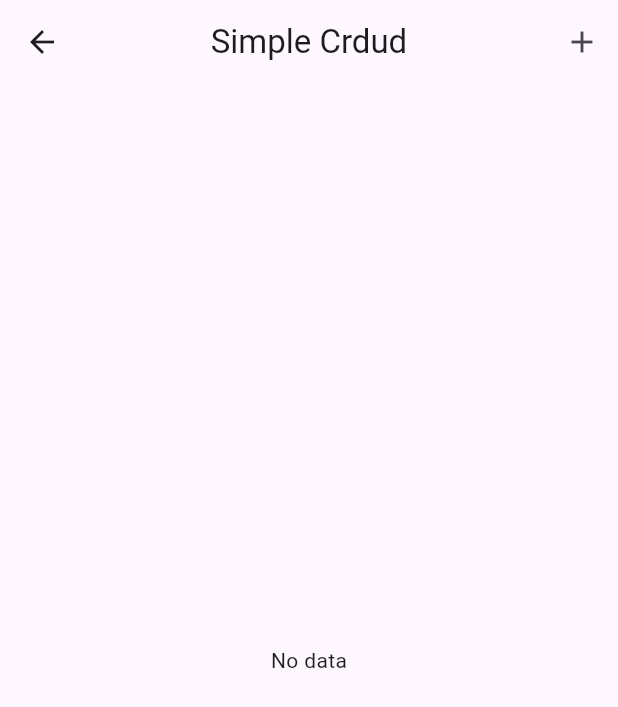
After one commit to khoerodin/flutter_getx, a Flutter app: the SimpleCrudApp screen opened directly, after a tap on the "add" icon, on a phone screen of 412 x 824 dp. The commit adds this screen. Shown: the top 707 px of the screen. Run offline on Flutter 3.47's test engine with Material 2 defaults, Android fonts, the phone set to English and light mode, and no system bars; our stand-ins replace get; missing offline and left inert: d_info, d_input.

Commit message:
Simple CRUP App

```diff
--- /dev/null
+++ b/lib/simple_crud_app.dart
@@ -0,0 +1,139 @@
+import 'package:d_info/d_info.dart';
+import 'package:d_input/d_input.dart';
+import 'package:flutter/material.dart';
+import 'package:flutter_getx/simple_crud_controller.dart';
+import 'package:get/get.dart';
+
+class SimpleCrudApp extends StatefulWidget {
+  const SimpleCrudApp({super.key});
+
+  @override
+  State<SimpleCrudApp> createState() => _SimpleCrudAppState();
+}
+
+class _SimpleCrudAppState extends State<SimpleCrudApp> {
+  final simpleCRUDController = Get.put(SimpleCRUDController());
+
+  addView() {
+    final editInput = TextEditingController();
+    DInfo.customDialog(
+      context: context,
+      content: Column(
+        children: [
+          DInput(controller: editInput),
+          const SizedBox(height: 16),
+          SizedBox(
+            width: double.infinity,
+            child: ElevatedButton(
+              onPressed: () {
+                simpleCRUDController.add(editInput.text);
+                Navigator.pop(context);
+                DInfo.toastSuccess('Data was successfully added');
+              },
+              child: const Text('Add'),
+            ),
+          ),
+        ],
+      ),
+    );
+  }
+
+  updateView(String oldData, int index) {
+    final editInput = TextEditingController();
+    editInput.text = oldData;
+    DInfo.customDialog(
+      context: context,
+      content: Column(
+        children: [
+          DInput(controller: editInput),
+          const SizedBox(height: 16),
+          SizedBox(
+            width: double.infinity,
+            child: ElevatedButton(
+              onPressed: () {
+                simpleCRUDController.updateItem(
+                  index,
+                  editInput.text,
+                );
+                Navigator.pop(context);
+                DInfo.toastSuccess('Data was successfully updated');
+              },
+              child: const Text("Update"),
+            ),
+          )
+        ],
+      ),
+    );
+  }
+
+  deleteView(String oldData, int index) {
+    DInfo.dialogConfirmation(
+      context,
+      'Delete',
+      'Are you sure you want to delete $oldData',
+    ).then((yes) {
+      if (yes ?? false) {
+        simpleCRUDController.delete(index);
+      }
+    });
+  }
+
+  @override
+  void dispose() {
+    simpleCRUDController.clearState();
+    super.dispose();
+  }
+
+  @override
+  Widget build(BuildContext context) {
+    return Scaffold(
+      appBar: AppBar(
+        title: const Text('Simple Crdud'),
+        centerTitle: true,
+        actions: [
+          IconButton(
+            onPressed: () {
+              addView();
+            },
+            icon: const Icon(Icons.add),
+          ),
+        ],
+      ),
+      body: GetX(
+        init: SimpleCRUDController(),
+        builder: (controller) {
+          List<String> list = controller.list;
+          if (list.isEmpty) {
+            return const Center(
+              child: Text('No data'),
+            );
+          }
+          return ListView.builder(
+            itemCount: list.length,
+            itemBuilder: (context, index) {
+              String item = list[index];
+
+              return ListTile(
+                leading: IconButton.filled(
+                  onPressed: () {
+                    updateView(item, index);
+                  },
+                  icon: const Icon(Icons.edit),
+                  color: Colors.white,
+                ),
+                title: Text(item),
+                trailing: IconButton.filled(
+                  onPressed: () {
+                    deleteView(item, index);
+                  },
+                  icon: const Icon(Icons.delete),
+                  color: Colors.white,
+                ),
+              );
+            },
+          );
+        },
+      ),
+    );
+  }
+}
--- /dev/null
+++ b/lib/simple_crud_controller.dart
@@ -0,0 +1,22 @@
+import 'package:get/get.dart';
+
+class SimpleCRUDController extends GetxController {
+  final _list = <String>[].obs;
+  List<String> get list => _list;
+
+  add(String n) {
+    _list.add(n);
+  }
+
+  updateItem(int index, String n) {
+    _list[index] = n;
+  }
+
+  delete(int index) {
+    _list.removeAt(index);
+  }
+
+  clearState() {
+    Get.delete<SimpleCRUDController>(force: true);
+  }
+}
```
Also changed, not shown: lib/home_page.dart (+9 -1 lines).
